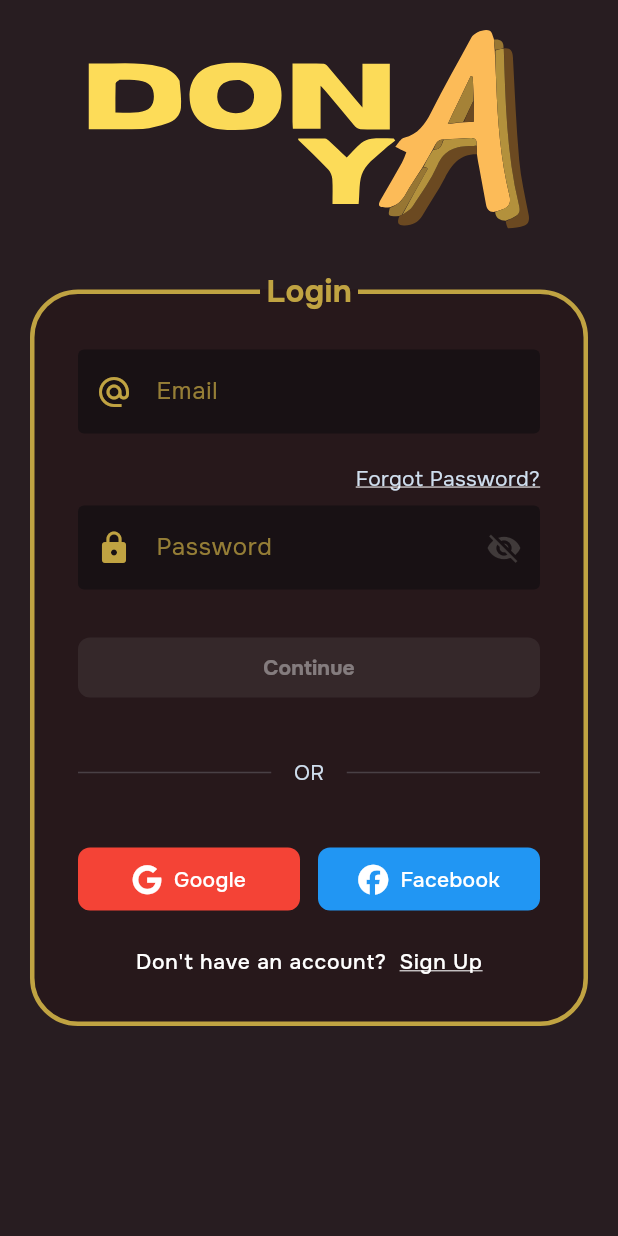
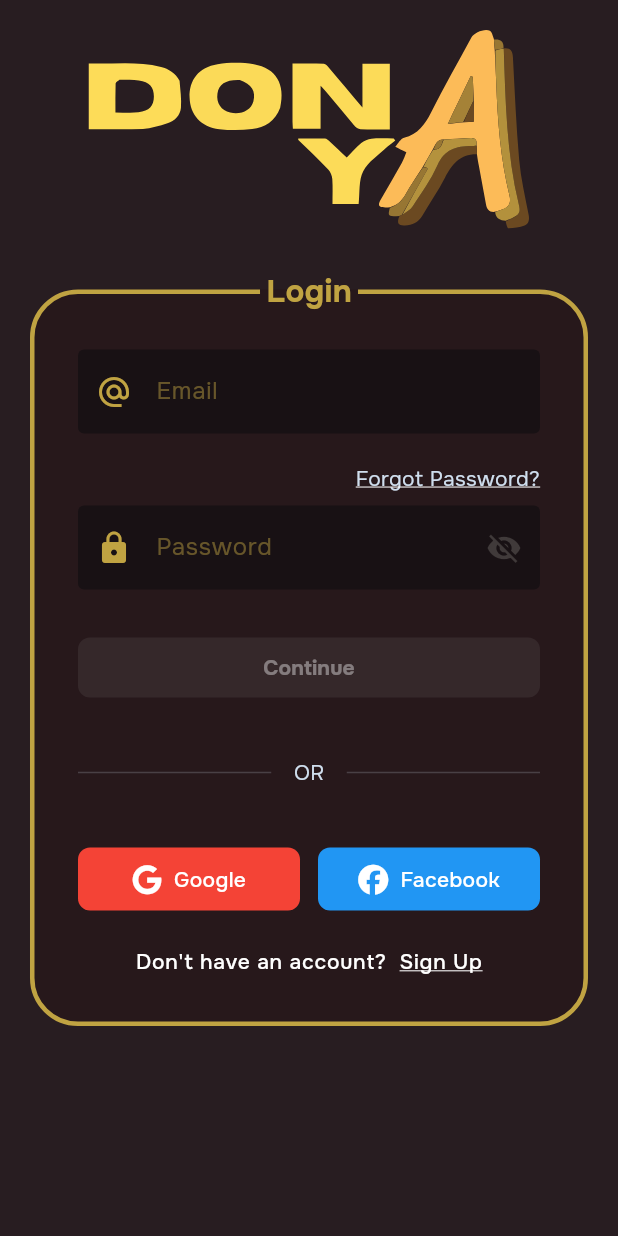
Before and after one commit to 4dominic888/DonaYa-client, a Flutter app: the screen it shows after launch, after a tap on "Login", on a phone screen of 412 x 824 dp. Run offline on Flutter 3.47's test engine with Material 3 defaults, Android fonts, the light colour scheme and no system bars; drawn by our look-alikes of auto_size_text; our stand-ins replace awesome_snackbar_content, bloc, easy_debounce, equatable, flutter_bloc, flutter_svg and 5 more; missing offline and left inert: const_date_time, flutter_intl_phone_field; accounts and stored records are empty.

Commit message:
feat: Theme fix on phone field

```diff
--- a/lib/core/shared/utils/app_input_decoration.dart
+++ b/lib/core/shared/utils/app_input_decoration.dart
@@ -54,7 +54,13 @@ class AppInputDecoration extends InputDecoration {
 
 
   }) : super(
-    label: Text(text, style: TextStyle(color: theme.colorScheme.primary.withAlpha(190))),
+    label: Text(
+      text,
+      style: TextStyle(
+        color: (
+          theme.brightness == Brightness.dark ?
+          theme.colorScheme.primary : theme.colorScheme.onPrimary)
+        .withAlpha(120))),
     helperStyle: TextStyle(color: theme.colorScheme.secondary),
     hintStyle: theme.textTheme.labelMedium!.copyWith(
       fontWeight: FontWeight.w500
--- a/lib/core/shared/widgets/main_button.dart
+++ b/lib/core/shared/widgets/main_button.dart
@@ -20,17 +20,21 @@ class MainButton extends StatefulWidget {
 class _MainButtonState extends State<MainButton> {
   @override
   Widget build(BuildContext context) {
+
+    final themeContext = Theme.of(context);
+
     final ffbuttonOptionsDefault = FFButtonOptions(
-      color: Theme.of(context).colorScheme.primary,
+      color: themeContext.colorScheme.primary,
       textStyle: TextStyle(
         fontSize: 14,
         fontWeight: FontWeight.bold,
-        color: Theme.of(context).colorScheme.onPrimary,
+        color: themeContext.brightness == Brightness.dark ?
+          themeContext.colorScheme.onPrimary : themeContext.colorScheme.onPrimaryContainer
       ),
       elevation: 0,
       borderRadius: BorderRadius.circular(8),
       disabledColor: Colors.grey.withAlpha(30),
-      disabledTextColor: Theme.of(context).colorScheme.onPrimary.withAlpha(100),
+      disabledTextColor: themeContext.colorScheme.onPrimary.withAlpha(100),
     );
 
     return FFButtonWidget(
--- a/lib/themes/app_theme.dart
+++ b/lib/themes/app_theme.dart
@@ -247,6 +247,9 @@ class DonaYaTheme {
       onSecondaryContainer: DonaYaColorsDark.secondaryBackground,
     ),
     extensions: [_extraColorsDark],
-    textTheme: DonaYaTextTheme.dark
+    listTileTheme: ListTileThemeData(
+      textColor: DonaYaColorsDark.primary,
+    ),
+    textTheme: DonaYaTextTheme.dark,
   );
 }
```
Also changed, not shown: lib/core/authentication/modules/register/widgets/phone_field.dart (+28 -1 lines).
